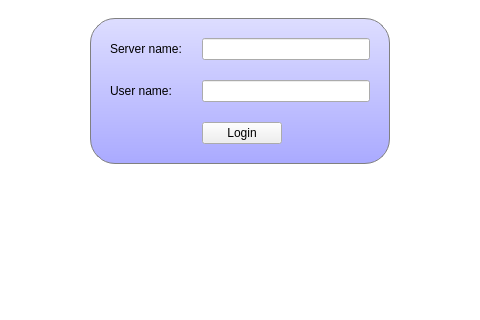
First picture: the form in chatterbox/MainWindow.ui, repository InfoAG/CAS-Netzwerk, before the edit; both pictures show x 160 to 640 and y 135 to 455 of the 800 by 600 pixel window.
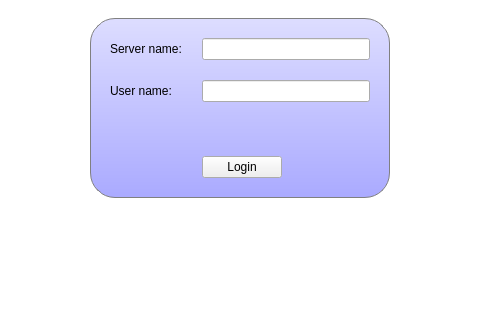
Second picture: the form after the edit. The open tabs and pages were chosen to show the change. Custom widgets are drawn as their Qt base class.

Patch:
```diff
--- a/chatterbox/MainWindow.ui
+++ b/chatterbox/MainWindow.ui
@@ -216,7 +216,7 @@
               <item row="1" column="1">
                <widget class="QLineEdit" name="userLineEdit"/>
               </item>
-              <item row="2" column="1">
+              <item row="3" column="1">
                <widget class="QPushButton" name="loginButton">
                 <property name="sizePolicy">
                  <sizepolicy hsizetype="Fixed" vsizetype="Fixed">
@@ -229,6 +229,13 @@
                 </property>
                </widget>
               </item>
+              <item row="2" column="0" colspan="2">
+               <widget class="QLabel" name="invalidLabel">
+                <property name="text">
+                 <string/>
+                </property>
+               </widget>
+              </item>
              </layout>
             </widget>
            </item>
```
Left out of the diff: 4 changed lines with no effect on the pictures.
